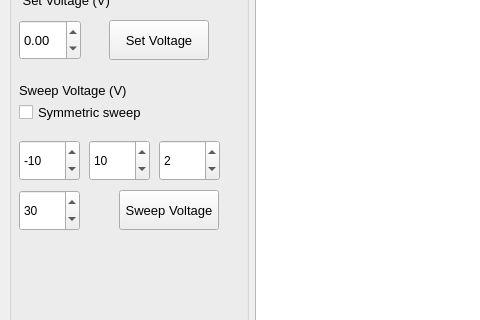
Qt form gui/picoammeter/picoammeter_gui.ui (WarwickEPR/qudi) before a commit; both pictures show x 0 to 480 and y 129 to 449 of the 924 by 670 pixel window.
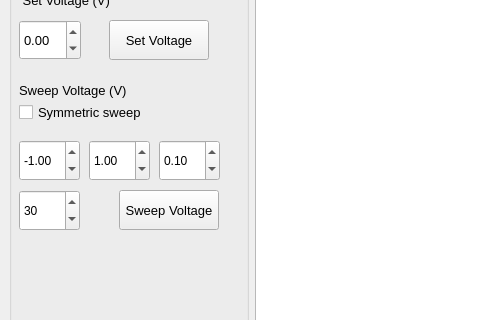
The same form after that commit. Custom widgets are drawn as their Qt base class.

Commit message: bugfixes and enable float voltage sweeps

The edit to the form file:
```diff
--- a/gui/picoammeter/picoammeter_gui.ui
+++ b/gui/picoammeter/picoammeter_gui.ui
@@ -205,7 +205,7 @@
             <string>Sweep Voltage</string>
            </property>
           </widget>
-          <widget class="QSpinBox" name="SweepMinVoltage">
+          <widget class="QDoubleSpinBox" name="SweepMinVoltage">
            <property name="geometry">
             <rect>
              <x>10</x>
@@ -215,16 +215,16 @@
             </rect>
            </property>
            <property name="minimum">
-            <number>-500</number>
+            <double>-500.000000000000000</double>
            </property>
            <property name="maximum">
-            <number>500</number>
+            <double>500.000000000000000</double>
            </property>
            <property name="value">
-            <number>-10</number>
+            <double>-1.000000000000000</double>
            </property>
           </widget>
-          <widget class="QSpinBox" name="SweepMaxVoltage">
+          <widget class="QDoubleSpinBox" name="SweepMaxVoltage">
            <property name="geometry">
             <rect>
              <x>80</x>
@@ -234,16 +234,16 @@
             </rect>
            </property>
            <property name="minimum">
-            <number>-500</number>
+            <double>-500.000000000000000</double>
            </property>
            <property name="maximum">
-            <number>500</number>
+            <double>500.000000000000000</double>
            </property>
            <property name="value">
-            <number>10</number>
+            <double>1.000000000000000</double>
            </property>
           </widget>
-          <widget class="QSpinBox" name="SweepStepVoltage">
+          <widget class="QDoubleSpinBox" name="SweepStepVoltage">
            <property name="geometry">
             <rect>
              <x>150</x>
@@ -252,14 +252,11 @@
              <height>41</height>
             </rect>
            </property>
-           <property name="minimum">
-            <number>-1000</number>
-           </property>
            <property name="maximum">
-            <number>1000</number>
+            <double>500.000000000000000</double>
            </property>
            <property name="value">
-            <number>2</number>
+            <double>0.100000000000000</double>
            </property>
           </widget>
           <widget class="QCheckBox" name="SymmetricSweepBox">
```
The commit also changes 3 other files.
